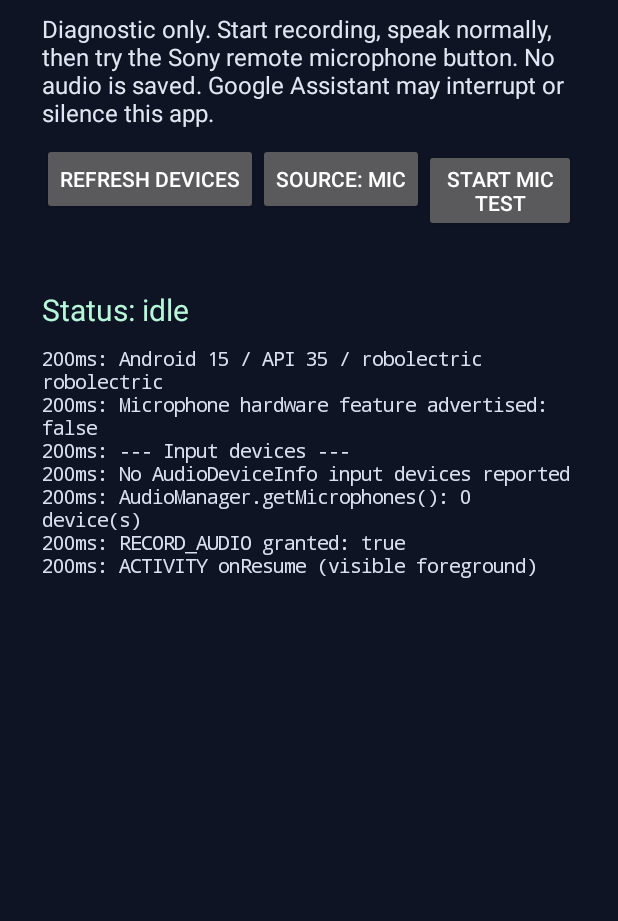
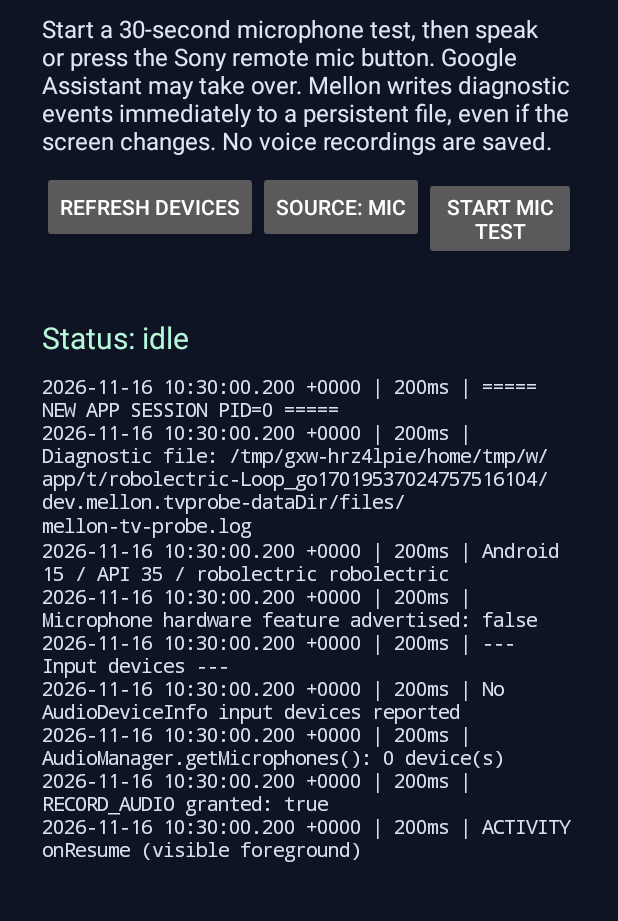
Before and after one commit to ap0calypse644/Mellon, an Android app: the MainActivity screen opened directly, with no data from a screen before it, on a phone screen of 412 x 824 dp, the part 127-1048 px from its top. Run offline under Robolectric (Android 15) with nearby library versions, the phone set to English and light mode, and no system bars.

Commit message:
feat(android-tv): persist microphone diagnostics and auto-stop after 30s

```diff
--- a/android-tv/probe/app/src/main/java/dev/mellon/tvprobe/MainActivity.kt
+++ b/android-tv/probe/app/src/main/java/dev/mellon/tvprobe/MainActivity.kt
@@ -21,6 +21,11 @@ import android.widget.ScrollView
 import android.widget.TextView
 import kotlin.math.log10
 import kotlin.math.sqrt
+import java.io.File
+import java.io.FileOutputStream
+import java.text.SimpleDateFormat
+import java.util.Date
+import java.util.Locale
 import kotlin.math.max
 
 /**
@@ -31,6 +36,9 @@ import kotlin.math.max
 class MainActivity : Activity() {
     private val logTag = "MellonMicProbe"
     private val permissionRequest = 101
+    private val maxCaptureMs = 30_000L
+    private val logFileName = "mellon-tv-probe.log"
+    private val fileLock = Any()
     private lateinit var audioManager: AudioManager
     private lateinit var status: TextView
     private lateinit var eventLog: TextView
@@ -66,7 +74,7 @@ class MainActivity : Activity() {
         root.addView(title)
 
         val instructions = TextView(this).apply {
-            text = "Diagnostic only. Start recording, speak normally, then try the Sony remote microphone button. No audio is saved. Google Assistant may interrupt or silence this app."
+            text = "Start a 30-second microphone test, then speak or press the Sony remote mic button. Google Assistant may take over. Mellon writes diagnostic events immediately to a persistent file, even if the screen changes. No voice recordings are saved."
             textSize = 16f
             setTextColor(0xffe0e6f2.toInt())
             setPadding(0, 12, 0, 14)
@@ -112,14 +120,29 @@ class MainActivity : Activity() {
         setContentView(root)
         refreshButton.requestFocus()
 
+        event("===== NEW APP SESSION PID=${android.os.Process.myPid()} =====")
+        event("Diagnostic file: ${File(filesDir, logFileName).absolutePath}")
         event("Android ${Build.VERSION.RELEASE} / API ${Build.VERSION.SDK_INT} / ${Build.MANUFACTURER} ${Build.MODEL}")
         event("Microphone hardware feature advertised: ${packageManager.hasSystemFeature(PackageManager.FEATURE_MICROPHONE)}")
         enumerateDevices()
     }
 
     private fun event(message: String) {
-        val line = "${SystemClock.elapsedRealtime()}ms: $message"
+        val timestamp = SimpleDateFormat("yyyy-MM-dd HH:mm:ss.SSS Z", Locale.US).format(Date())
+        val line = "$timestamp | ${SystemClock.elapsedRealtime()}ms | $message"
         Log.i(logTag, line)
+        // Flush every entry before updating the screen. This survives Assistant
+        // takeover and even abrupt process death (up to the last completed write).
+        synchronized(fileLock) {
+            try {
+                FileOutputStream(File(filesDir, logFileName), true).use { stream ->
+                    stream.write((line + "\n").toByteArray(Charsets.UTF_8))
+                    stream.flush()
+                }
+            } catch (e: Exception) {
+                Log.e(logTag, "Unable to persist diagnostic event", e)
+            }
+        }
         runOnUiThread {
             logLines.add(line)
             if (logLines.size > 100) logLines = logLines.takeLast(100).toMutableList()
@@ -203,7 +226,7 @@ class MainActivity : Activity() {
             startButton.isEnabled = false
             modeButton.isEnabled = false
             stopButton.isEnabled = true
-            status.text = "Recording levels (not saving audio)..."
+            status.text = "Recording for up to 30 seconds (metadata only)..."
             event("AudioRecord STARTED: source=${captureSources[sourceIndex].first} rate=${sampleRate}Hz session=${record.audioSessionId}")
             captureThread = Thread({ captureLoop(record) }, "mellon-probe-capture").apply { start() }
         } catch (e: Exception) {
@@ -215,14 +238,24 @@ class MainActivity : Activity() {
     private fun captureLoop(record: AudioRecord) {
         val data = ShortArray(2048)
         var lastUiMs = 0L
+        val deadline = SystemClock.elapsedRealtime() + maxCaptureMs
         try {
             while (capturing) {
-                val count = record.read(data, 0, data.size)
+                if (SystemClock.elapsedRealtime() >= deadline) {
+                    event("AUTO STOP: 30-second microphone test completed")
+                    break
+                }
+                // NON_BLOCKING ensures a silent/unavailable microphone cannot
+                // hold the thread in read() indefinitely after Assistant opens.
+                val count = record.read(data, 0, data.size, AudioRecord.READ_NON_BLOCKING)
                 if (count < 0) {
                     event("AudioRecord.read error=$count")
                     break
                 }
-                if (count == 0) continue
+                if (count == 0) {
+                    Thread.sleep(40)
+                    continue
+                }
                 val now = SystemClock.elapsedRealtime()
                 if (now - lastUiMs >= 500) {
                     lastUiMs = now
@@ -282,12 +315,18 @@ class MainActivity : Activity() {
         super.onPause()
     }
 
+    override fun onStop() {
+        event("ACTIVITY onStop (Assistant may be foreground)")
+        super.onStop()
+    }
+
     override fun onWindowFocusChanged(hasFocus: Boolean) {
         super.onWindowFocusChanged(hasFocus)
         event("ACTIVITY windowFocus=$hasFocus")
     }
 
     override fun onDestroy() {
+        event("ACTIVITY onDestroy")
         stopCapture()
         super.onDestroy()
     }
```
